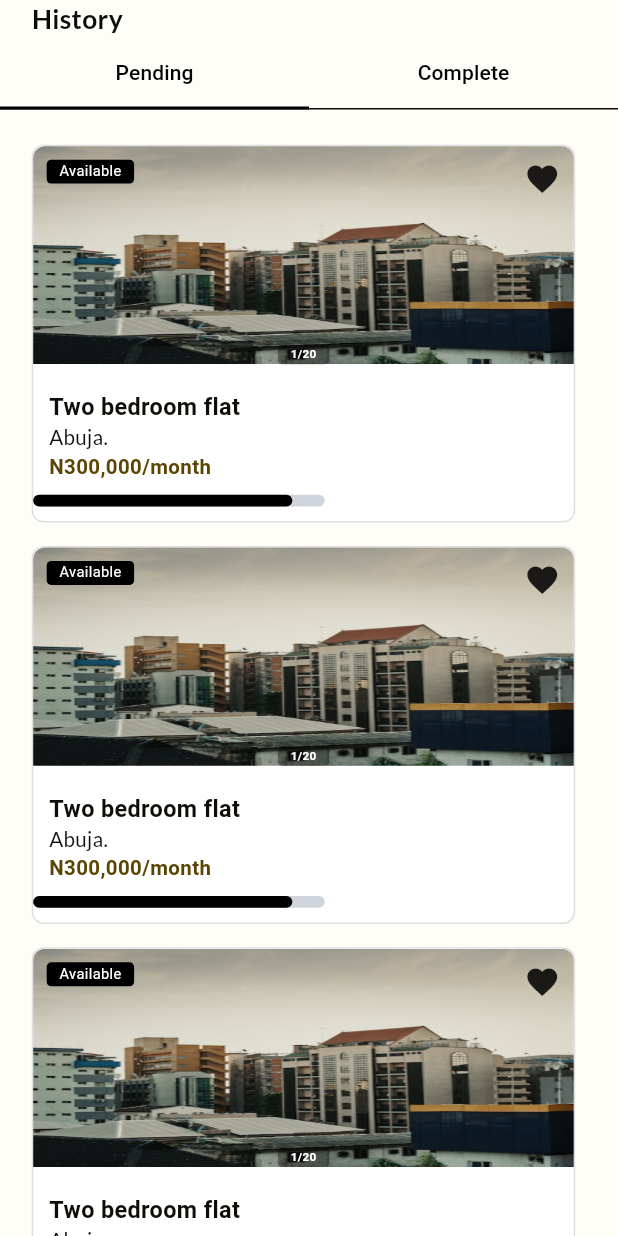
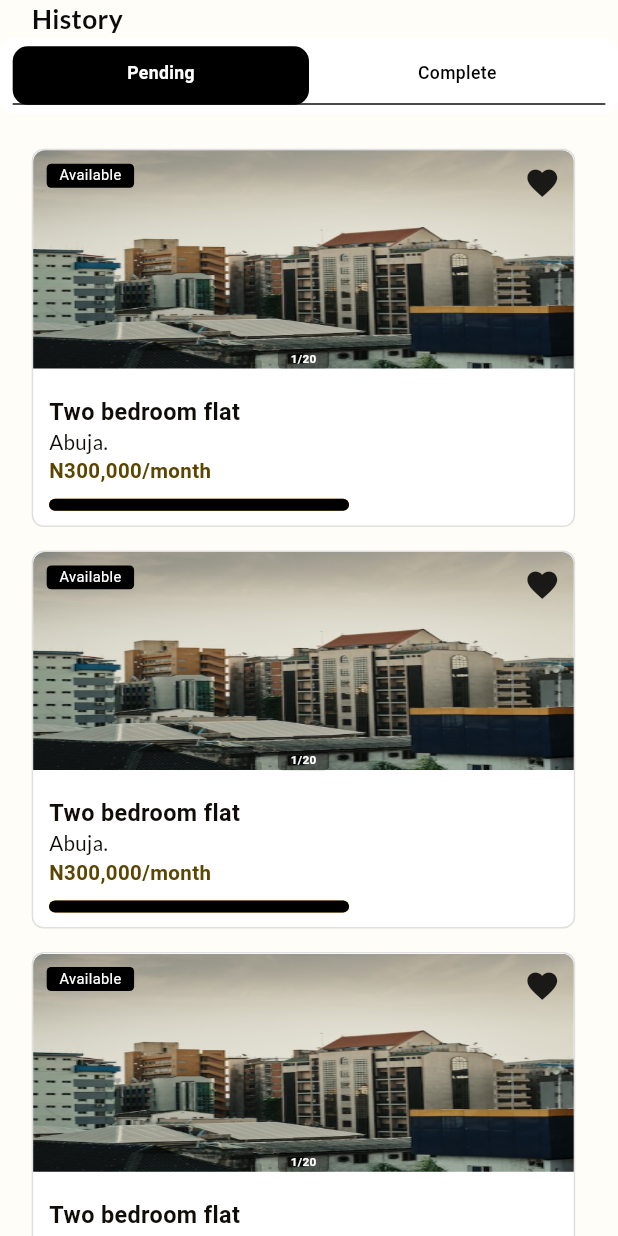
Before and after one commit to jhaym3s/travoli, a Flutter app: the HistoryScreen screen opened directly, on a phone screen of 412 x 824 dp. Run offline on Flutter 3.47's test engine with Material 3 defaults, Android fonts, the phone set to English and light mode, and no system bars; our stand-ins replace dio, flutter_bloc, persistent_bottom_nav_bar_v2, pin_code_fields; missing offline and left inert: flutter_expandable_text.

Commit message:
done with history

```diff
--- a/lib/feature/dashboard/history/screens/history.dart
+++ b/lib/feature/dashboard/history/screens/history.dart
@@ -1,5 +1,6 @@
 import 'package:flutter/material.dart';
 import 'package:travoli/core/configs/configs.dart';
+import 'package:travoli/feature/dashboard/history/widgets/custom_tab_bar.dart';
 import '../../../../core/components/components.dart';
 import '../widgets/history_tile.dart';
 
@@ -11,7 +12,7 @@ class HistoryScreen extends StatefulWidget {
 }
 
 class _HistoryScreenState extends State<HistoryScreen>
-    with SingleTickerProviderStateMixin {
+    with SingleTickerProviderStateMixin{
   late TabController _tabController;
   @override
   void initState() {
@@ -36,17 +37,7 @@ class _HistoryScreenState extends State<HistoryScreen>
                       fontFamily: kSecondaryFontFamily,
                     ),
             ),
-            TabBar(
-              controller: _tabController,
-              tabs: const [
-                Tab(text: 'Pending'),
-                Tab(text: 'Complete'),
-              ],
-              labelColor: kBlack,
-              indicatorColor: kBlack,
-              unselectedLabelColor: kBlack,
-              indicatorSize: TabBarIndicatorSize.tab,
-            ),
+           CustomTabBar(tabController: _tabController, label1: "Pending", label2: "Complete"),
            Expanded(
             child: TabBarView(
               controller: _tabController,
--- a/lib/feature/dashboard/history/widgets/custom_tab_bar.dart
+++ b/lib/feature/dashboard/history/widgets/custom_tab_bar.dart
@@ -16,25 +16,22 @@ class CustomTabBar extends StatelessWidget {
     return Container(
       height: 52.dy,
       decoration: BoxDecoration(
-        color: const Color(0xffF6F6F6),
+        color: kWhite,
         borderRadius: BorderRadius.circular(10.0),
       ),
       child: TabBar(
         isScrollable: false,
         controller: tabController,
-        padding: EdgeInsets.symmetric(
-            horizontal: 8.dx, vertical: 6.dy),
+         padding: EdgeInsets.symmetric(horizontal: 8.dx, vertical: 6.dy),
         indicator: BoxDecoration(
           borderRadius: BorderRadius.circular(10.0),
-          color: kWhite,
+          color: kBlack,
         ),
-        labelColor: kWarning,
-        indicatorColor: kWarning,
-        unselectedLabelColor: kWarning,
-        labelStyle: Theme.of(context)
-            .textTheme
-            .bodyMedium!
-            .copyWith(
+        labelColor: kWhite,
+        indicatorColor: kBlack,
+        unselectedLabelColor: kBlack,
+        indicatorSize: TabBarIndicatorSize.tab,
+        labelStyle: Theme.of(context).textTheme.bodyMedium!.copyWith(
                 fontWeight: FontWeight.w700,
                 fontSize: 12.sp,
                 color: const Color(0xff46531F)),
--- a/lib/feature/dashboard/history/widgets/history_tile.dart
+++ b/lib/feature/dashboard/history/widgets/history_tile.dart
@@ -107,7 +107,25 @@ class HistoryTile extends StatelessWidget {
     ),
                   ),
         SpaceY(8.dy),
-       const CustomProgressIndicator(progress: 0.6,) ,
+       Container(
+        margin: EdgeInsets.symmetric(horizontal: 10.dx),
+          width: 200, height: 8,
+          decoration: BoxDecoration(
+          color: kWarning,
+          borderRadius: BorderRadius.circular(10),
+               ),
+         child: Stack(
+           children: [
+             Container(
+              width: double.infinity, height: 8,
+              decoration: BoxDecoration(
+              color: kBlack,
+              borderRadius: BorderRadius.circular(10),
+                   ),
+             ),
+           ],
+         ),
+       ),
        SpaceY(10.dy),
           ],
         ),
--- a/lib/feature/dashboard/history/widgets/progress_indicator.dart
+++ b/lib/feature/dashboard/history/widgets/progress_indicator.dart
@@ -8,7 +8,7 @@ class CustomProgressIndicator extends StatelessWidget {
   @override
   Widget build(BuildContext context) {
     return Container(
-      width: 330.dx,
+      width: 10,
       height: 8.dy,
       decoration: BoxDecoration(
         //border: Border.all(color: Colors.grey),
@@ -18,7 +18,7 @@ class CustomProgressIndicator extends StatelessWidget {
       child: Stack(
         children: [
           Container(
-            width: 330.dx * progress.dx,
+            width: 10,
             height: 8.dy,
             decoration: BoxDecoration(
               color: kWarning,
```
